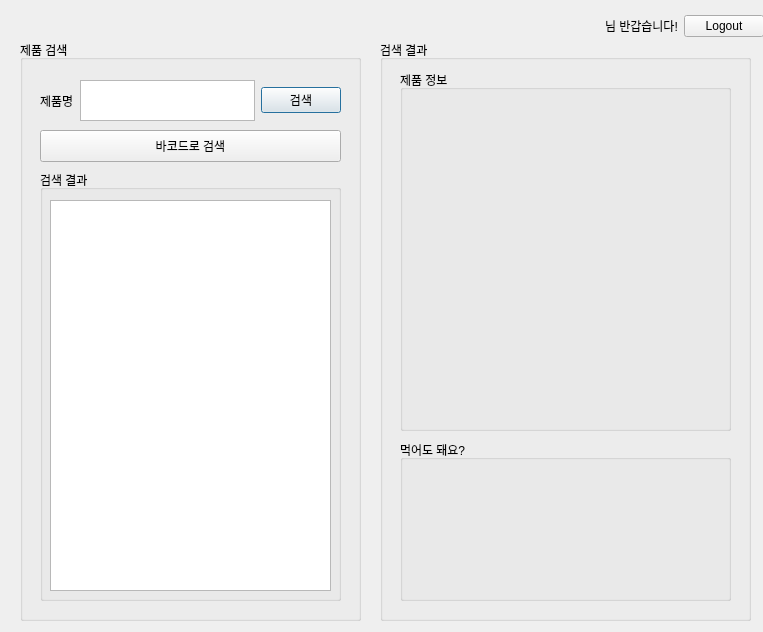
First picture: the form in uiTest/mainWindow.ui, repository HanChangHun/db_project, before the edit.
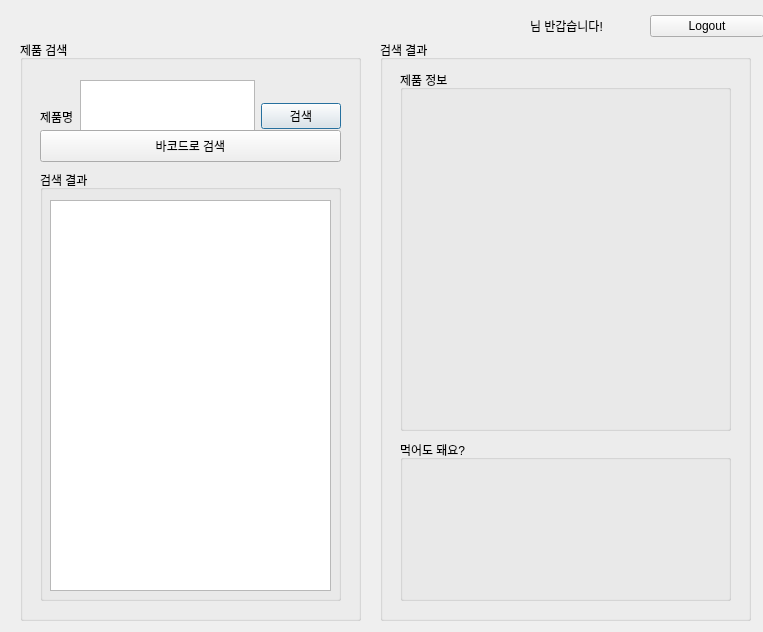
Second picture: the form after the edit.

Commit message: add barcode scan function.

```diff
--- a/uiTest/mainWindow.ui
+++ b/uiTest/mainWindow.ui
@@ -24,13 +24,6 @@
      </rect>
     </property>
     <layout class="QHBoxLayout" name="horizontalLayout_2">
-     <item>
-      <widget class="QLabel" name="showID">
-       <property name="text">
-        <string/>
-       </property>
-      </widget>
-     </item>
      <item>
       <widget class="QLabel" name="label_4">
        <property name="text">
@@ -65,7 +58,7 @@
        <x>20</x>
        <y>40</y>
        <width>301</width>
-       <height>41</height>
+       <height>73</height>
       </rect>
      </property>
      <layout class="QHBoxLayout" name="horizontalLayout">
```
Left out of the diff: 13 changed lines with no effect on the pictures. The commit also changes 2 other files.
